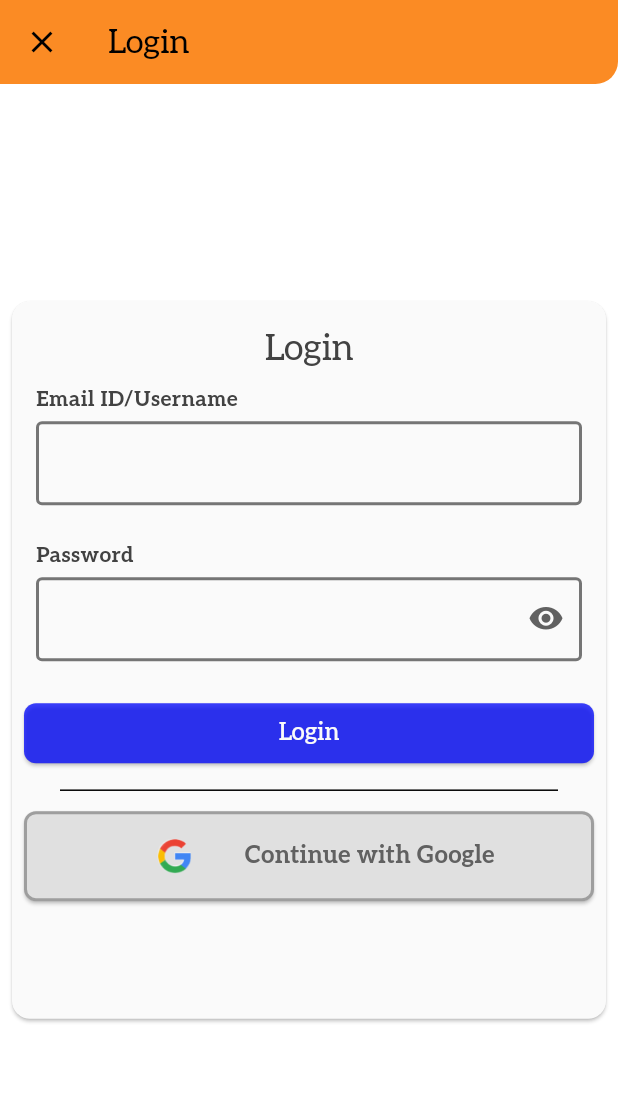
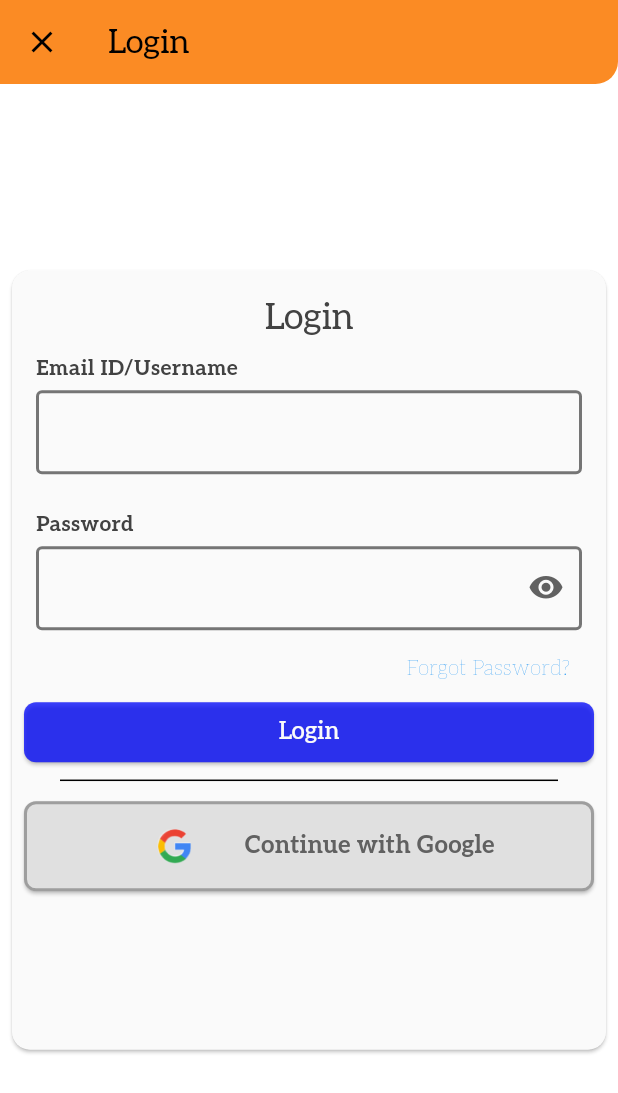
Before and after one commit to ikuchbhi/Locus, a Flutter app: the LoginForm screen opened directly, on a phone screen of 412 x 824 dp. Shown: the top 1093 px of the screen. Run offline on Flutter 3.47's test engine with Material 2 defaults, Android fonts, the light colour scheme and no system bars; our stand-ins replace equatable, flutter_bloc, flutter_dotenv, hydrated_bloc, supabase_flutter; accounts and stored records are empty.

Commit message:
fix(UI): Added forgot password button in login

```diff
--- a/lib/src/widgets/onboarding/login_form.dart
+++ b/lib/src/widgets/onboarding/login_form.dart
@@ -16,7 +16,7 @@ class _LoginFormState extends State<LoginForm> {
   late final TextEditingController emailUsernameController;
   late final TextEditingController passwordController;
 
-  static const _viewportFraction = 0.6;
+  static const _viewportFraction = 0.65;
 
   @override
   void initState() {
@@ -93,6 +93,24 @@ class _LoginFormState extends State<LoginForm> {
                       ),
                     ),
                     CustomPasswordField(passwordController),
+                    Padding(
+                      padding: const EdgeInsets.only(right: 16.0),
+                      child: Align(
+                        alignment: Alignment.centerRight,
+                        child: InkWell(
+                          splashColor: Theme.of(context).colorScheme.tertiary,
+                          borderRadius: BorderRadius.circular(5),
+                          child: const Text(
+                            "Forgot Password?",
+                            style: TextStyle(
+                              color: Colors.blue,
+                              fontWeight: FontWeight.w100,
+                            ),
+                          ),
+                          onTap: () {},
+                        ),
+                      ),
+                    ),
                     const SizedBox(height: 8),
                     SizedBox(
                       width: MediaQuery.of(context).size.width,
@@ -122,13 +140,17 @@ class _LoginFormState extends State<LoginForm> {
                         child: Text(
                           "Login",
                           style: TextStyle(
-                              color: Colors.grey.shade50, fontSize: 16),
+                            color: Colors.grey.shade50,
+                            fontSize: 16,
+                          ),
                         ),
                       ),
                     ),
-                    const SizedBox(height: 6),
                     const Divider(
-                        color: Colors.black, indent: 24, endIndent: 24),
+                      color: Colors.black,
+                      indent: 24,
+                      endIndent: 24,
+                    ),
                     const SizedBox(height: 6),
                     SizedBox(
                       width: MediaQuery.of(context).size.width,
```
